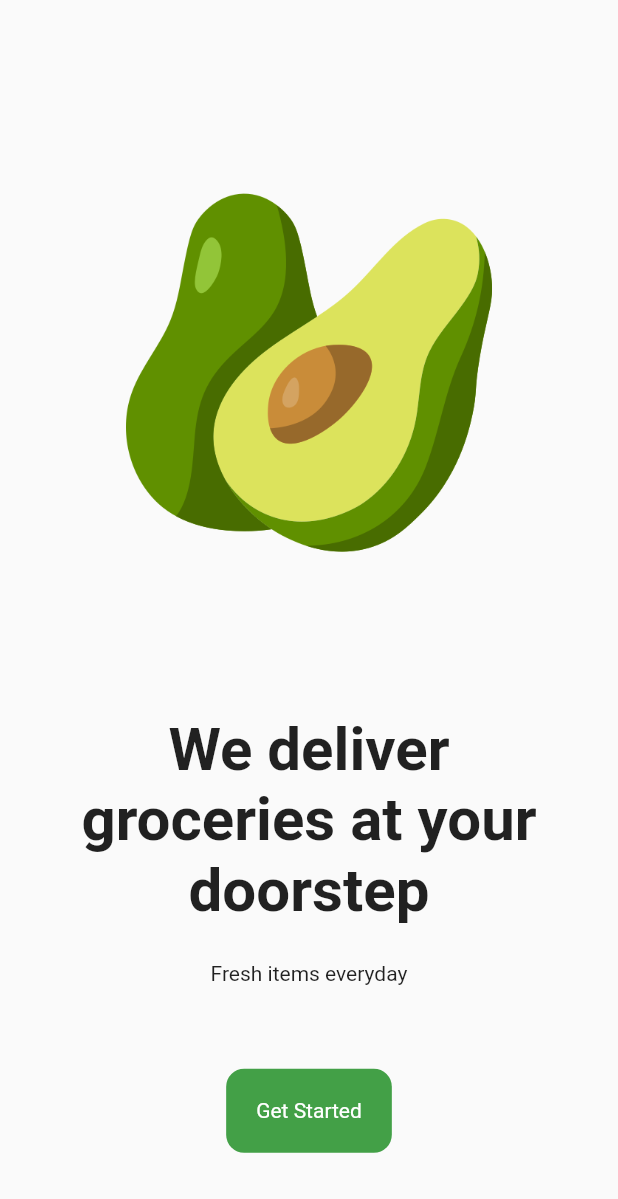
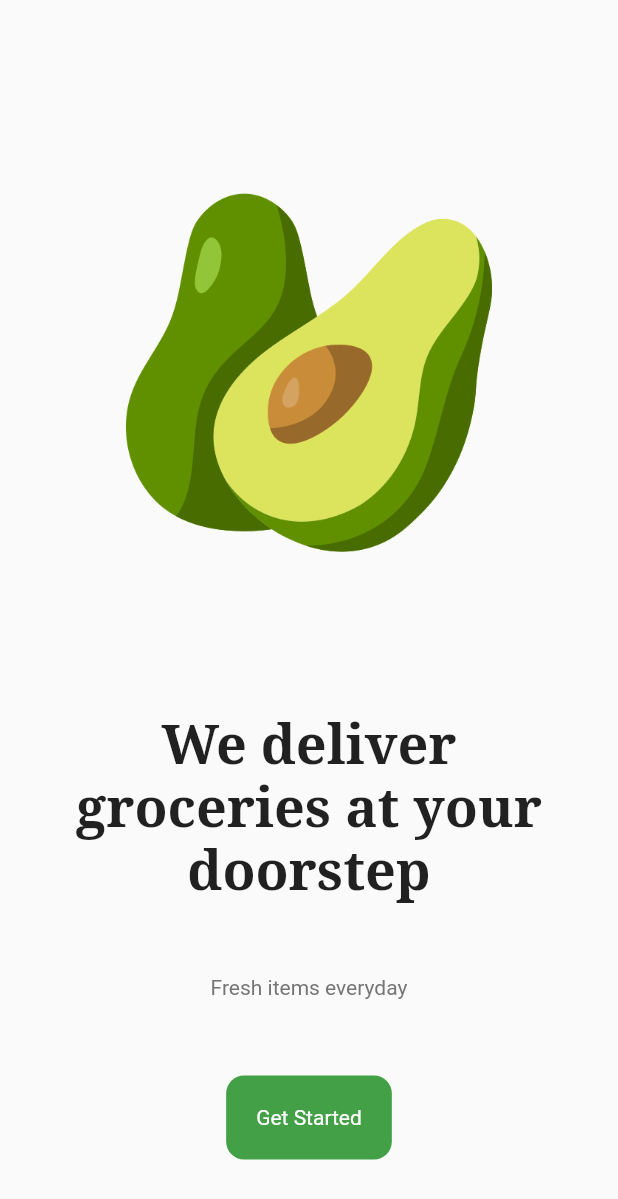
Before and after one commit to johncanero/flutter_grocery_shop_app, a Flutter app: the screen it shows after launch, on a phone screen of 412 x 824 dp. Shown: the top 1199 px of the screen. Run offline on Flutter 3.47's test engine with Material 2 defaults, Android fonts, the phone set to English and light mode, and no system bars; our stand-ins replace google_fonts.

Commit message:
Add Home Page and add Google Font

```diff
--- a/lib/pages/intro_page.dart
+++ b/lib/pages/intro_page.dart
@@ -1,4 +1,6 @@
 import 'package:flutter/material.dart';
+import 'package:flutter_grocery_shop_app/pages/home_page.dart';
+import 'package:google_fonts/google_fonts.dart';
 
 class IntroPage extends StatelessWidget {
   const IntroPage({super.key});
@@ -16,24 +18,53 @@ class IntroPage extends StatelessWidget {
         ),
 
         // we deliver groceries at your doorstep
-        const Padding(
-          padding: EdgeInsets.all(24.0),
+        // const Padding(
+        //   padding: EdgeInsets.all(24.0),
+        //   child: Text(
+        //     "We deliver groceries at your doorstep",
+        //     textAlign: TextAlign.center,
+        //     style: TextStyle(
+        //       fontSize: 40.0,
+        //       fontWeight: FontWeight.bold,
+        //     ),
+        //   ),
+        // ),
+
+        Padding(
+          padding: const EdgeInsets.all(24.0),
           child: Text(
             "We deliver groceries at your doorstep",
             textAlign: TextAlign.center,
-            style: TextStyle(
-              fontSize: 40.0,
+            style: GoogleFonts.notoSerif(
+              fontSize: 36,
               fontWeight: FontWeight.bold,
             ),
           ),
         ),
 
+        const SizedBox(
+          height: 24.0,
+        ),
+
         // fresh items everyday
-        const Text("Fresh items everyday"),
+        Text(
+          "Fresh items everyday",
+          style: TextStyle(color: Colors.grey[600]),
+        ),
 
         const Spacer(),
+
         // get started button
-        Container(
+        GestureDetector(
+          onTap: () => Navigator.pushReplacement(
+            context,
+            MaterialPageRoute(
+              builder: (context) {
+                return const HomePage();
+              },
+            ),
+          ),
+          child: Container(
               decoration: BoxDecoration(
                   color: Colors.green[600],
                   borderRadius: BorderRadius.circular(12.0)),
@@ -42,6 +73,7 @@ class IntroPage extends StatelessWidget {
                 "Get Started",
                 style: TextStyle(color: Colors.white),
               )),
+        ),
 
         const Spacer(),
       ],
--- a/pubspec.yaml
+++ b/pubspec.yaml
@@ -35,6 +35,7 @@ dependencies:
   # The following adds the Cupertino Icons font to your application.
   # Use with the CupertinoIcons class for iOS style icons.
   cupertino_icons: ^1.0.2
+  google_fonts: ^5.0.0
 
 dev_dependencies:
   flutter_test:
```
Also changed, not shown: lib/pages/home_page.dart (added, +10 -0 lines), pubspec.lock, 2 other files. Lines whose indentation alone changed are shown as unchanged.
